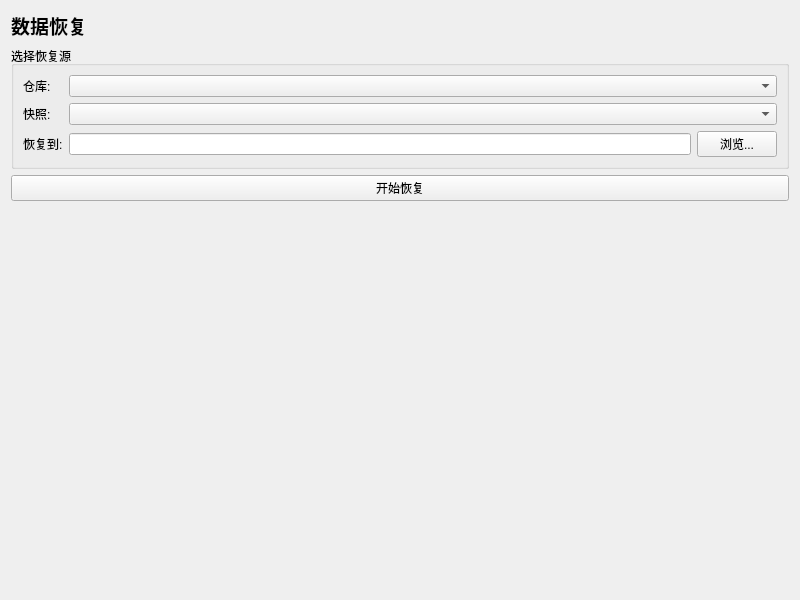
zhanglt/restic-gui, file src/ui/pages/RestorePage.ui: the form before one commit.
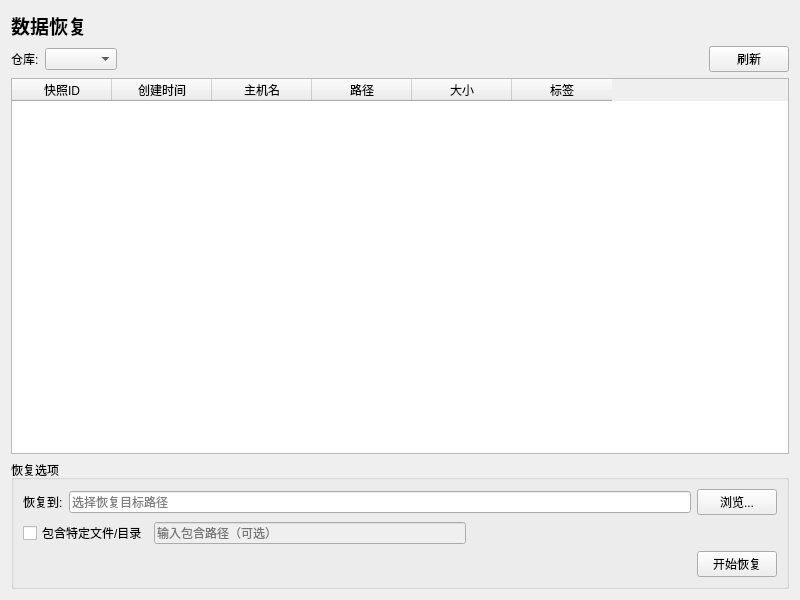
The form after the commit.

Commit message: 优化数据恢复界面

What changed in the file:
```diff
--- a/src/ui/pages/RestorePage.ui
+++ b/src/ui/pages/RestorePage.ui
@@ -26,42 +26,113 @@
     </widget>
    </item>
    <item>
-    <widget class="QGroupBox" name="groupBox">
-     <property name="title">
-      <string>选择恢复源</string>
-     </property>
-     <layout class="QFormLayout" name="formLayout">
-      <item row="0" column="0">
+    <layout class="QHBoxLayout" name="toolbarLayout">
+     <item>
        <widget class="QLabel" name="label_2">
         <property name="text">
          <string>仓库:</string>
         </property>
        </widget>
       </item>
-      <item row="0" column="1">
-       <widget class="QComboBox" name="repositoryComboBox"/>
-      </item>
-      <item row="1" column="0">
-       <widget class="QLabel" name="label_3">
+     <item>
+      <widget class="QComboBox" name="repositoryComboBox">
+       <property name="minimumWidth">
+        <number>200</number>
+       </property>
+      </widget>
+     </item>
+     <item>
+      <spacer name="horizontalSpacer">
+       <property name="orientation">
+        <enum>Qt::Horizontal</enum>
+       </property>
+       <property name="sizeHint" stdset="0">
+        <size>
+         <width>40</width>
+         <height>20</height>
+        </size>
+       </property>
+      </spacer>
+     </item>
+     <item>
+      <widget class="QPushButton" name="refreshButton">
         <property name="text">
-         <string>快照:</string>
+        <string>刷新</string>
         </property>
        </widget>
       </item>
-      <item row="1" column="1">
-       <widget class="QComboBox" name="snapshotComboBox"/>
-      </item>
-      <item row="2" column="0">
+    </layout>
+   </item>
+   <item>
+    <widget class="QTableWidget" name="snapshotTable">
+     <property name="editTriggers">
+      <set>QAbstractItemView::NoEditTriggers</set>
+     </property>
+     <property name="alternatingRowColors">
+      <bool>true</bool>
+     </property>
+     <property name="selectionMode">
+      <enum>QAbstractItemView::SingleSelection</enum>
+     </property>
+     <property name="selectionBehavior">
+      <enum>QAbstractItemView::SelectRows</enum>
+     </property>
+     <attribute name="horizontalHeaderStretchLastSection">
+      <bool>false</bool>
+     </attribute>
+     <column>
+      <property name="text">
+       <string>快照ID</string>
+      </property>
+     </column>
+     <column>
+      <property name="text">
+       <string>创建时间</string>
+      </property>
+     </column>
+     <column>
+      <property name="text">
+       <string>主机名</string>
+      </property>
+     </column>
+     <column>
+      <property name="text">
+       <string>路径</string>
+      </property>
+     </column>
+     <column>
+      <property name="text">
+       <string>大小</string>
+      </property>
+     </column>
+     <column>
+      <property name="text">
+       <string>标签</string>
+      </property>
+     </column>
+    </widget>
+   </item>
+   <item>
+    <widget class="QGroupBox" name="restoreOptionsGroup">
+     <property name="title">
+      <string>恢复选项</string>
+     </property>
+     <layout class="QVBoxLayout" name="verticalLayout_options">
+      <item>
+       <layout class="QHBoxLayout" name="horizontalLayout_target">
+        <item>
        <widget class="QLabel" name="label_4">
         <property name="text">
          <string>恢复到:</string>
         </property>
        </widget>
       </item>
-      <item row="2" column="1">
-       <layout class="QHBoxLayout" name="horizontalLayout">
         <item>
-         <widget class="QLineEdit" name="targetPathEdit"/>
+         <widget class="QLineEdit" name="targetPathEdit">
+          <property name="placeholderText">
+           <string>选择恢复目标路径</string>
+          </property>
+         </widget>
         </item>
         <item>
          <widget class="QPushButton" name="browseButton">
@@ -72,28 +143,69 @@
         </item>
        </layout>
       </item>
-     </layout>
-    </widget>
+      <item>
+       <layout class="QHBoxLayout" name="horizontalLayout_options">
+        <item>
+         <widget class="QCheckBox" name="includeCheckBox">
+          <property name="text">
+           <string>包含特定文件/目录</string>
+          </property>
+         </widget>
+        </item>
+        <item>
+         <widget class="QLineEdit" name="includeEdit">
+          <property name="enabled">
+           <bool>false</bool>
+          </property>
+          <property name="placeholderText">
+           <string>输入包含路径（可选）</string>
+          </property>
+         </widget>
+        </item>
+        <item>
+         <spacer name="horizontalSpacer_2">
+          <property name="orientation">
+           <enum>Qt::Horizontal</enum>
+          </property>
+          <property name="sizeHint" stdset="0">
+           <size>
+            <width>40</width>
+            <height>20</height>
+           </size>
+          </property>
+         </spacer>
+        </item>
+       </layout>
+      </item>
+      <item>
+       <layout class="QHBoxLayout" name="horizontalLayout_buttons">
+        <item>
+         <spacer name="horizontalSpacer_3">
+          <property name="orientation">
+           <enum>Qt::Horizontal</enum>
+          </property>
+          <property name="sizeHint" stdset="0">
+           <size>
+            <width>40</width>
+            <height>20</height>
+           </size>
+          </property>
+         </spacer>
    </item>
    <item>
     <widget class="QPushButton" name="restoreButton">
      <property name="text">
       <string>开始恢复</string>
      </property>
-    </widget>
-   </item>
-   <item>
-    <spacer name="verticalSpacer">
-     <property name="orientation">
-      <enum>Qt::Vertical</enum>
-     </property>
-     <property name="sizeHint" stdset="0">
-      <size>
-       <width>20</width>
-       <height>40</height>
-      </size>
-     </property>
-    </spacer>
+          <property name="minimumWidth">
+           <number>150</number>
+          </property>
+         </widget>
+        </item>
+       </layout>
+      </item>
+     </layout>
+    </widget>
    </item>
   </layout>
  </widget>
```
Lines whose indentation alone changed are shown as unchanged. The commit also changes 3 other files.
